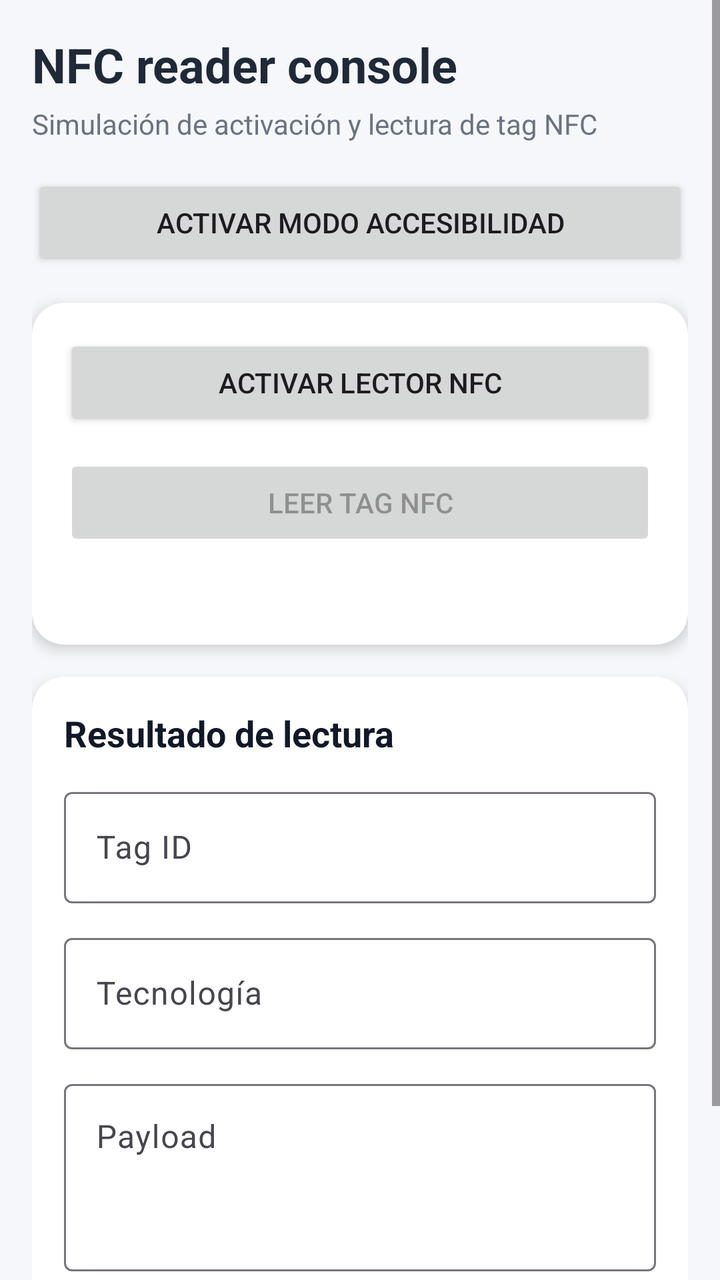
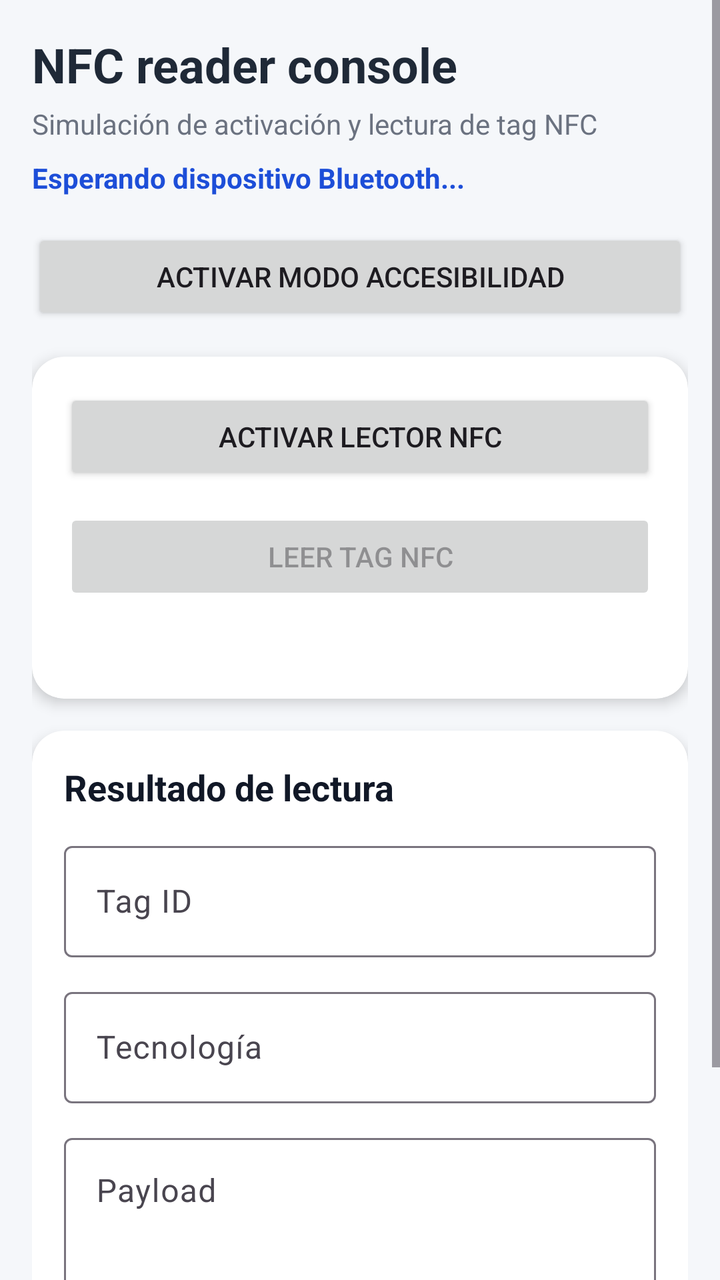

Screens rendered from an Android XML layout before and after an edit, with the pre-edit source and the edit as a unified diff.
<!-- AndroidManifest.xml: application theme Theme.ApiNfcBluetooth -->
<!-- res/layout/activity_main.xml -->
<?xml version="1.0" encoding="utf-8"?>
<ScrollView xmlns:android="http://schemas.android.com/apk/res/android"
    xmlns:app="http://schemas.android.com/apk/res-auto"
    android:layout_width="match_parent"
    android:layout_height="match_parent"
    android:background="#F5F7FA"
    android:fillViewport="true">

    <LinearLayout
        android:layout_width="match_parent"
        android:layout_height="wrap_content"
        android:orientation="vertical"
        android:padding="16dp">

        <TextView
            android:id="@+id/txtTitle"
            android:layout_width="wrap_content"
            android:layout_height="wrap_content"
            android:text="@string/nfc_reader_console"
            android:textStyle="bold"
            android:textSize="24sp"
            android:textColor="#1F2937" />

        <TextView
            android:id="@+id/txtSubtitle"
            android:layout_width="wrap_content"
            android:layout_height="wrap_content"
            android:layout_marginTop="4dp"
            android:text="@string/simulation_nfc"
            android:textSize="14sp"
            android:textColor="#6B7280" />

        <Button
            android:id="@+id/btnAccessibilityMode"
            android:layout_width="match_parent"
            android:layout_height="wrap_content"
            android:layout_marginTop="16dp"
            android:text="@string/enable_accessibility_mode" />

        <androidx.cardview.widget.CardView
            android:layout_width="match_parent"
            android:layout_height="wrap_content"
            android:layout_marginTop="16dp"
            app:cardCornerRadius="16dp"
            app:cardElevation="4dp">

            <LinearLayout
                android:layout_width="match_parent"
                android:layout_height="wrap_content"
                android:orientation="vertical"
                android:padding="16dp">

                <Button
                    android:id="@+id/btnEnableReader"
                    android:layout_width="match_parent"
                    android:layout_height="wrap_content"
                    android:text="@string/enable_nfc_reader" />

                <Button
                    android:id="@+id/btnReadMockTag"
                    android:accessibilityTraversalAfter="@id/btnEnableReader"
                    android:layout_width="match_parent"
                    android:layout_height="wrap_content"
                    android:layout_marginTop="12dp"
                    android:text="@string/read_tag_nfc"
                    android:enabled="false" />

                <LinearLayout
                    android:id="@+id/loadingContainer"
                    android:layout_width="match_parent"
                    android:layout_height="wrap_content"
                    android:layout_marginTop="16dp"
                    android:gravity="center_vertical"
                    android:orientation="horizontal"
                    android:visibility="gone">

                    <ProgressBar
                        android:id="@+id/progressBar"
                        android:layout_width="24dp"
                        android:layout_height="24dp" />

                    <TextView
                        android:id="@+id/txtLoading"
                        android:layout_width="wrap_content"
                        android:layout_height="wrap_content"
                        android:layout_marginStart="12dp"
                        android:text="@string/reading_tag"
                        android:textColor="#374151"
                        android:textSize="14sp" />
                </LinearLayout>

                <TextView
                    android:id="@+id/txtError"
                    android:layout_width="match_parent"
                    android:layout_height="wrap_content"
                    android:layout_marginTop="12dp"
                    android:textColor="#B91C1C"
                    android:textStyle="bold" />

            </LinearLayout>
        </androidx.cardview.widget.CardView>

        <androidx.cardview.widget.CardView
            android:layout_width="match_parent"
            android:layout_height="wrap_content"
            android:layout_marginTop="16dp"
            app:cardCornerRadius="16dp"
            app:cardElevation="4dp">

            <LinearLayout
                android:layout_width="match_parent"
                android:layout_height="wrap_content"
                android:orientation="vertical"
                android:padding="16dp">

                <TextView
                    android:layout_width="wrap_content"
                    android:layout_height="wrap_content"
                    android:text="@string/lecture_result"
                    android:textStyle="bold"
                    android:textSize="18sp"
                    android:textColor="#111827" />

                <com.google.android.material.textfield.TextInputLayout
                    android:layout_width="match_parent"
                    android:layout_height="wrap_content"
                    android:layout_marginTop="12dp"
                    android:hint="@string/tag_id">

                    <com.google.android.material.textfield.TextInputEditText
                        android:id="@+id/etTagId"
                        android:accessibilityTraversalAfter="@id/btnReadMockTag"
                        android:layout_width="match_parent"
                        android:layout_height="wrap_content"
                        android:focusable="false"
                        android:inputType="none" />
                </com.google.android.material.textfield.TextInputLayout>

                <com.google.android.material.textfield.TextInputLayout
                    android:layout_width="match_parent"
                    android:layout_height="wrap_content"
                    android:layout_marginTop="12dp"
                    android:hint="@string/technology">

                    <com.google.android.material.textfield.TextInputEditText
                        android:id="@+id/etTechnology"
                        android:accessibilityTraversalAfter="@id/etTagId"
                        android:layout_width="match_parent"
                        android:layout_height="wrap_content"
                        android:focusable="false"
                        android:inputType="none" />
                </com.google.android.material.textfield.TextInputLayout>

                <com.google.android.material.textfield.TextInputLayout
                    android:layout_width="match_parent"
                    android:layout_height="wrap_content"
                    android:layout_marginTop="12dp"
                    android:hint="@string/payload">

                    <com.google.android.material.textfield.TextInputEditText
                        android:id="@+id/etPayload"
                        android:accessibilityTraversalAfter="@id/etTechnology"
                        android:layout_width="match_parent"
                        android:layout_height="wrap_content"
                        android:minLines="3"
                        android:gravity="top"
                        android:focusable="false"
                        android:inputType="textMultiLine" />
                </com.google.android.material.textfield.TextInputLayout>

                <LinearLayout
                    android:layout_width="match_parent"
                    android:layout_height="wrap_content"
                    android:layout_marginTop="12dp"
                    android:orientation="horizontal">

                    <com.google.android.material.textfield.TextInputLayout
                        android:layout_width="0dp"
                        android:layout_height="wrap_content"
                        android:layout_weight="1"
                        android:hint="@string/state">

                        <com.google.android.material.textfield.TextInputEditText
                            android:id="@+id/etStatus"
                            android:layout_width="match_parent"
                            android:layout_height="wrap_content"
                            android:focusable="false"
                            android:inputType="none" />
                    </com.google.android.material.textfield.TextInputLayout>

                    <Space
                        android:layout_width="12dp"
                        android:layout_height="wrap_content" />

                    <com.google.android.material.textfield.TextInputLayout
                        android:layout_width="0dp"
                        android:layout_height="wrap_content"
                        android:layout_weight="1"
                        android:hint="@string/ndef_compatible">

                        <com.google.android.material.textfield.TextInputEditText
                            android:id="@+id/etNdef"
                            android:layout_width="match_parent"
                            android:layout_height="wrap_content"
                            android:focusable="false"
                            android:inputType="none" />
                    </com.google.android.material.textfield.TextInputLayout>
                </LinearLayout>

            </LinearLayout>
        </androidx.cardview.widget.CardView>

    </LinearLayout>
</ScrollView>
<!-- resources referenced by this layout -->
<resources>
  <string name="enable_accessibility_mode">Activar modo accesibilidad</string>
  <string name="enable_nfc_reader">Activar lector NFC</string>
  <string name="lecture_result">Resultado de lectura</string>
  <string name="ndef_compatible">NDEF compatible</string>
  <string name="nfc_reader_console">NFC reader console</string>
  <string name="payload">Payload</string>
  <string name="read_tag_nfc">Leer tag NFC</string>
  <string name="reading_tag">Leyendo contenido del tag...</string>
  <string name="simulation_nfc">Simulación de activación y lectura de tag NFC</string>
  <string name="state">Estado</string>
  <string name="tag_id">Tag ID</string>
  <string name="technology">Tecnología</string>
  <style name="Theme.ApiNfcBluetooth" parent="Base.Theme.ApiNfcBluetooth" />
  <style name="Base.Theme.ApiNfcBluetooth" parent="Theme.Material3.DayNight.NoActionBar">
          
          
      </style>
</resources>

<!-- the commit's change to res/layout/activity_main.xml (unified diff, before → after) -->
@@ -29,6 +29,15 @@
             android:text="@string/simulation_nfc"
             android:textSize="14sp"
             android:textColor="#6B7280" />
+
+        <TextView
+            android:id="@+id/txtBluetoothStatus"
+            android:layout_width="wrap_content"
+            android:layout_height="wrap_content"
+            android:layout_marginTop="8dp"
+            android:text="@string/waiting_bluetooth_device"
+            android:textStyle="bold"
+            android:textColor="#1D4ED8"/>
 
         <Button
             android:id="@+id/btnAccessibilityMode"
<!-- resource entries referenced after the edit -->
@@ -12,6 +12,7 @@
   <string name="state">Estado</string>
   <string name="tag_id">Tag ID</string>
   <string name="technology">Tecnología</string>
+  <string name="waiting_bluetooth_device">Esperando dispositivo Bluetooth...</string>
   <style name="Theme.ApiNfcBluetooth" parent="Base.Theme.ApiNfcBluetooth" />
   <style name="Base.Theme.ApiNfcBluetooth" parent="Theme.Material3.DayNight.NoActionBar">
           
